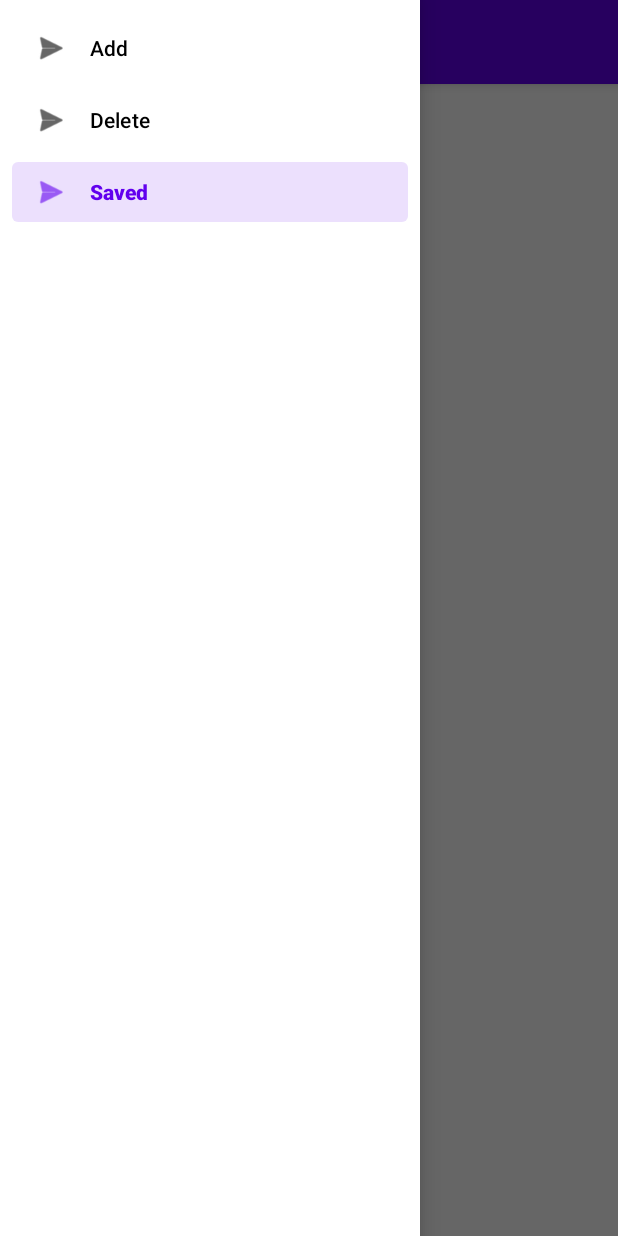
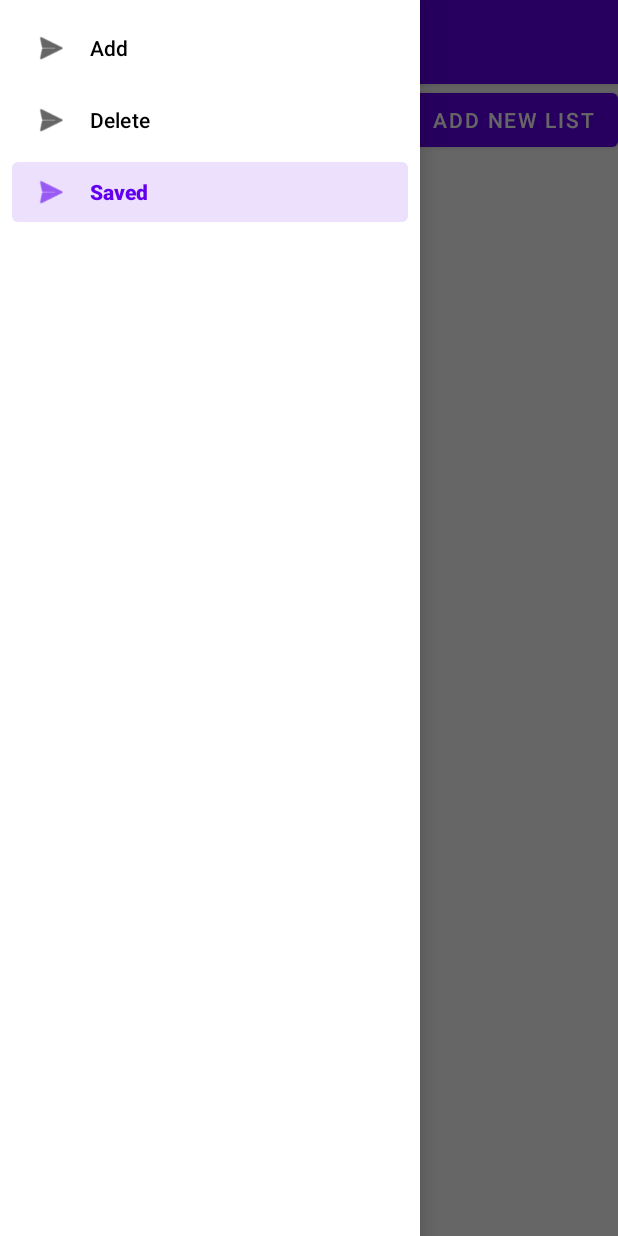
Before and after one commit to dmbellinger/FinalProject, an Android app: the SavedFragment screen opened through its navigation route, with the side drawer open, on a phone screen of 412 x 824 dp. Run offline under Robolectric (Android 15) with nearby library versions, the phone set to English and light mode, and no system bars; our stand-ins replace navigation-ui.

Commit message:
Saved Lists fragment and adapter adjustments

```diff
--- a/app/src/main/res/layout/fragment_saved.xml
+++ b/app/src/main/res/layout/fragment_saved.xml
@@ -10,16 +10,11 @@
         android:layout_height="0dp"
         android:layout_weight="1" />
 
-    <Button xmlns:android="http://schemas.android.com/apk/res/android"
-        android:id="@+id/button_saved_list"
-        android:layout_width="match_parent"
+    <Button
+        android:id="@+id/button_add_saved_list"
+        android:layout_width="wrap_content"
         android:layout_height="wrap_content"
-        android:textAppearance="?android:attr/textAppearanceLarge"
-        android:textColor="#000000"
-        android:padding="16dp"
-        android:gravity="start|center_vertical"
-        android:background="?attr/selectableItemBackground"
-        android:minHeight="64dp"
-        android:layout_margin="8dp" />
+        android:text="Add New List"
+        android:layout_gravity="end" />
 
 </LinearLayout>
```
Also changed, not shown: app/src/main/res/layout/list_item.xml (+25 -12 lines).
